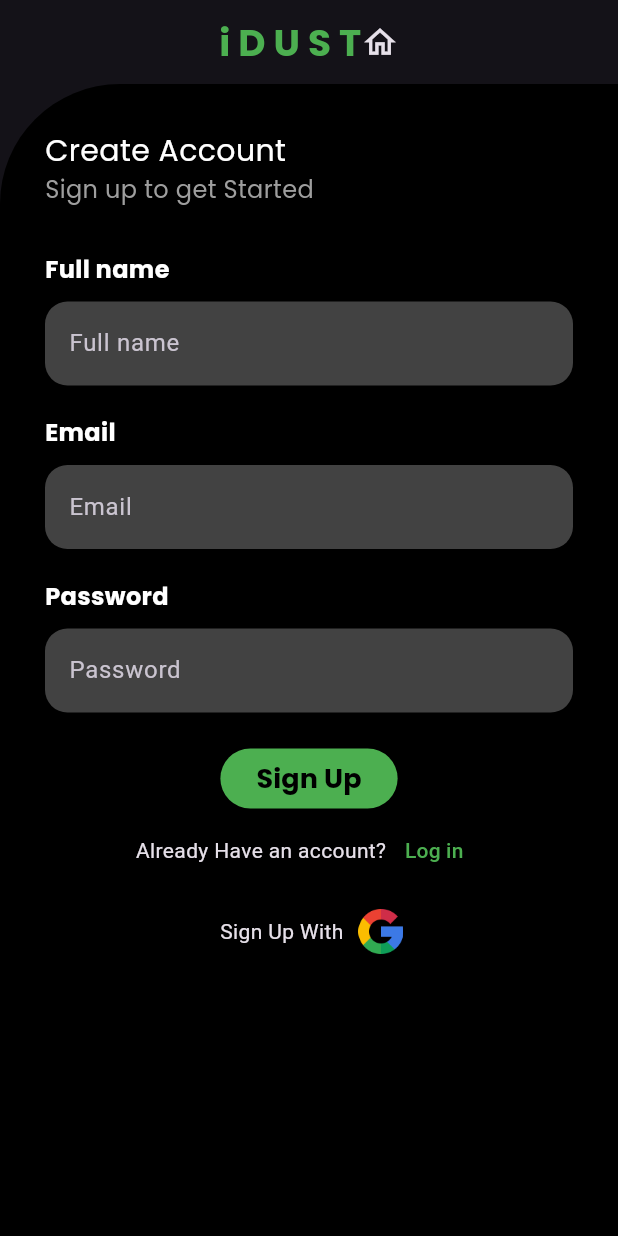
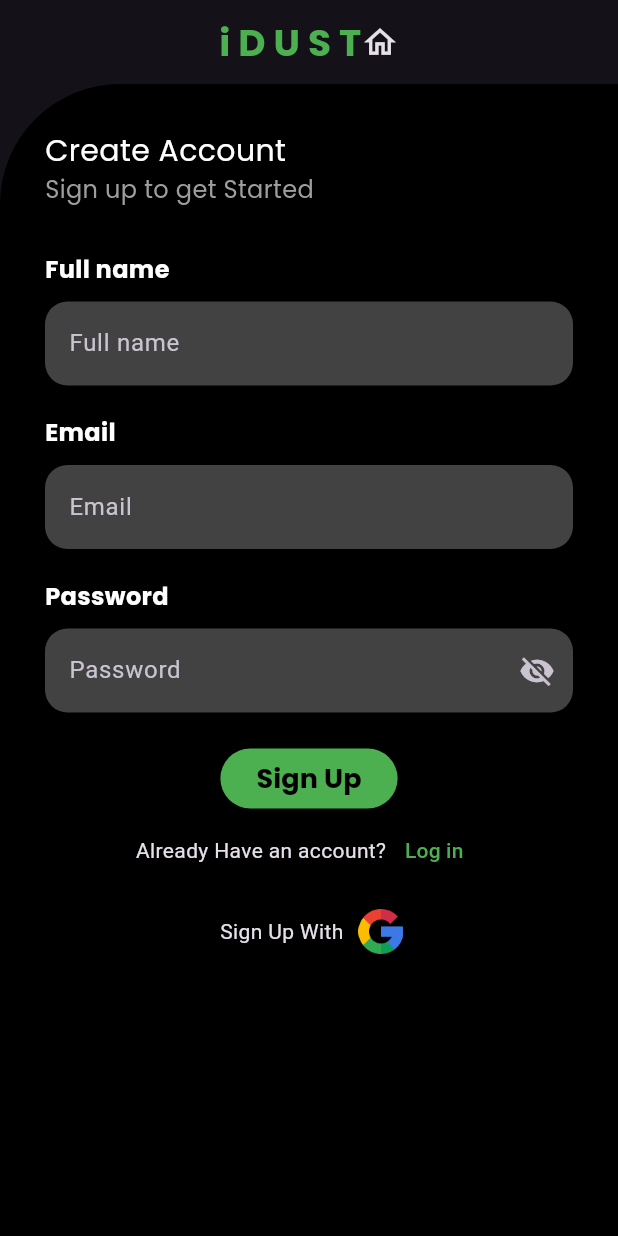
Before and after one commit to yadhunsajith2002/cleaning_app, a Flutter app: the screen it shows after launch, on a phone screen of 412 x 824 dp. Run offline on Flutter 3.47's test engine with Material 3 defaults, Android fonts, the phone set to English and light mode, and no system bars; our stand-ins replace animated_text_kit, avatar_glow, cloud_firestore, firebase_auth, firebase_core, google_fonts and 4 more; missing offline and left inert: flutter_animator; accounts and stored records are empty.

Commit message:
auth added

```diff
--- a/lib/global widgets/textform_fields.dart
+++ b/lib/global widgets/textform_fields.dart
@@ -4,20 +4,26 @@ import 'package:flutter/material.dart';
 class CustumformField extends StatelessWidget {
   const CustumformField(
       {super.key,
+      this.icon,
       required this.hint,
       required this.isObscure,
-      required this.controller});
+      required this.controller,
+      required this.validator});
 
   final String hint;
   final bool isObscure;
   final TextEditingController controller;
+  final String? Function(String?) validator;
+  final Widget? icon;
 
   @override
   Widget build(BuildContext context) {
     return TextFormField(
+      validator: validator,
       controller: controller,
       obscureText: isObscure,
       decoration: InputDecoration(
+          suffixIcon: icon,
           fillColor: kgreyform,
           filled: true,
           border: OutlineInputBorder(
--- a/lib/view/auth/create_account/ceate_acc_screen.dart
+++ b/lib/view/auth/create_account/ceate_acc_screen.dart
@@ -19,6 +19,7 @@ class CreateAccountScreen extends StatefulWidget {
 class _CreateAccountScreenState extends State<CreateAccountScreen> {
   @override
   Widget build(BuildContext context) {
+    var provider = context.read<CreateAccountController>();
     return Scaffold(
         appBar: AppBar(
           backgroundColor: Colors.transparent,
@@ -40,6 +41,8 @@ class _CreateAccountScreenState extends State<CreateAccountScreen> {
                 padding:
                     const EdgeInsets.symmetric(horizontal: 30, vertical: 30),
                 child: SingleChildScrollView(
+                  child: Form(
+                    key: provider.CformKey,
                     child: Column(
                       mainAxisSize: MainAxisSize.min,
                       crossAxisAlignment: CrossAxisAlignment.start,
@@ -51,20 +54,24 @@ class _CreateAccountScreenState extends State<CreateAccountScreen> {
                           height: 30,
                         ),
                         Text("Full name",
-                          style: textStyle(size: 16, weight: FontWeight.bold)),
+                            style:
+                                textStyle(size: 16, weight: FontWeight.bold)),
                         SizedBox(
                           height: 10,
                         ),
                         CustumformField(
+                          validator: (value) {
+                            if (value!.isEmpty) {
+                              return "Enter name";
+                            }
+                            return null;
+                          },
                           hint: "Full name",
                           isObscure: false,
-                        controller: value.userNameController,
+                          controller: provider.userNameController,
                         ),
                         SizedBox(
-                        height: 10,
-                      ),
-                      SizedBox(
-                        height: 10,
+                          height: 20,
                         ),
                         Text(
                           "Email",
@@ -74,9 +81,16 @@ class _CreateAccountScreenState extends State<CreateAccountScreen> {
                           height: 10,
                         ),
                         CustumformField(
+                          validator: (value) {
+                            if (value!.isEmpty ||
+                                !RegExp(r'\S+@\S+\.\S+').hasMatch(value)) {
+                              return provider.emailError;
+                            }
+                            return null;
+                          },
                           hint: "Email",
                           isObscure: false,
-                        controller: value.emailController,
+                          controller: provider.emailController,
                         ),
                         SizedBox(
                           height: 20,
@@ -89,26 +103,43 @@ class _CreateAccountScreenState extends State<CreateAccountScreen> {
                           height: 10,
                         ),
                         CustumformField(
+                          icon: InkWell(
+                            onTap: () {
+                              provider.obscureTextView();
+                            },
+                            child: provider.isShow
+                                ? Icon(Icons.visibility)
+                                : Icon(Icons.visibility_off),
+                          ),
+                          validator: (value) {
+                            if (value!.isEmpty || value.length < 6) {
+                              return provider.passwordError;
+                            }
+                            return null;
+                          },
                           hint: "Password",
-                        isObscure: true,
-                        controller: value.passwordController,
+                          isObscure: provider.isShow,
+                          controller: provider.passwordController,
                         ),
                         SizedBox(
                           height: 20,
                         ),
                         Align(
                           alignment: Alignment.center,
-                        child: ElevatedButton(
+                          child: provider.isLoading
+                              ? CircularProgressIndicator(
+                                  color: kprimary,
+                                )
+                              : ElevatedButton(
                                   style: ButtonStyle(
                                       backgroundColor:
                                           MaterialStatePropertyAll(kprimary),
                                       foregroundColor:
                                           MaterialStatePropertyAll(ksecondary)),
-                          onPressed: () {
-                            Navigator.of(context)
-                                .pushReplacement(MaterialPageRoute(
-                              builder: (context) => ScreenHome(),
-                            ));
+                                  onPressed: () async {
+                                    provider.setLoading(true);
+                                    await provider.createAccount(context);
+                                    provider.setLoading(false);
                                   },
                                   child: Text("Sign Up",
                                       style: textStyle(
@@ -154,6 +185,7 @@ class _CreateAccountScreenState extends State<CreateAccountScreen> {
                     ),
                   ),
                 ),
+              ),
             );
           },
         ));
```
Also changed, not shown: lib/controller/create_account_controller/create_account_controller.dart (+6 -8 lines), lib/services/auth_service/auth_service.dart (+2 -8 lines), 1 other file. Lines whose indentation alone changed are shown as unchanged.
